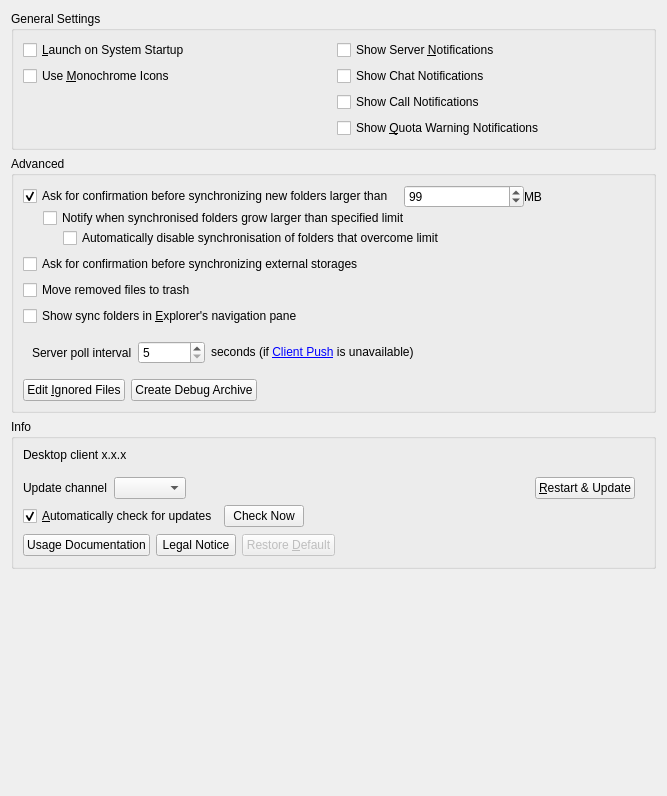
Before: the Qt Designer form src/gui/generalsettings.ui in nextcloud/desktop, drawn with Qt 5.
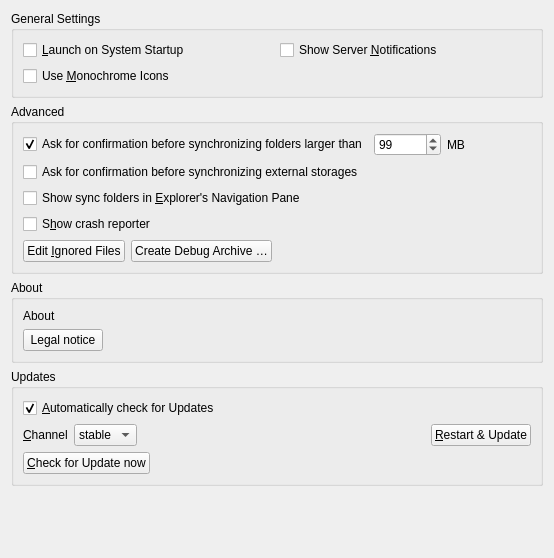
After: the same form once the commit is applied.

```diff
--- a/src/gui/generalsettings.ui
+++ b/src/gui/generalsettings.ui
@@ -6,34 +6,66 @@
    <rect>
     <x>0</x>
     <y>0</y>
-    <width>667</width>
-    <height>796</height>
+    <width>554</width>
+    <height>558</height>
    </rect>
   </property>
   <property name="windowTitle">
    <string notr="true">Form</string>
   </property>
   <layout class="QGridLayout" name="gridLayout_3">
+   <item row="2" column="0">
+    <widget class="QGroupBox" name="aboutGroupBox">
+     <property name="title">
+      <string>About</string>
+     </property>
+     <layout class="QVBoxLayout" name="verticalLayout_3">
+      <item>
+       <widget class="QLabel" name="aboutLabel">
+        <property name="sizePolicy">
+         <sizepolicy hsizetype="Preferred" vsizetype="Minimum">
+          <horstretch>0</horstretch>
+          <verstretch>0</verstretch>
+         </sizepolicy>
+        </property>
+        <property name="text">
+         <string>About</string>
+        </property>
+       </widget>
+      </item>
+      <item>
+       <layout class="QHBoxLayout" name="horizontalLayout_6">
+        <item>
+         <widget class="QPushButton" name="legalNoticeButton">
+          <property name="text">
+           <string>Legal notice</string>
+          </property>
+         </widget>
+        </item>
+        <item>
+         <spacer name="horizontalSpacer_2">
+          <property name="orientation">
+           <enum>Qt::Horizontal</enum>
+          </property>
+          <property name="sizeHint" stdset="0">
+           <size>
+            <width>40</width>
+            <height>20</height>
+           </size>
+          </property>
+         </spacer>
+        </item>
+       </layout>
+      </item>
+     </layout>
+    </widget>
+   </item>
    <item row="0" column="0">
     <widget class="QGroupBox" name="generalGroupBox">
      <property name="title">
       <string>General Settings</string>
      </property>
      <layout class="QGridLayout" name="gridLayout_2">
-      <item row="0" column="0">
-       <widget class="QCheckBox" name="autostartCheckBox">
-        <property name="text">
-         <string>&amp;Launch on System Startup</string>
-        </property>
-       </widget>
-      </item>
-      <item row="2" column="1">
-       <widget class="QCheckBox" name="callNotificationsCheckBox">
-        <property name="text">
-         <string>Show Call Notifications</string>
-        </property>
-       </widget>
-      </item>
       <item row="1" column="0">
        <widget class="QCheckBox" name="monoIconsCheckBox">
         <property name="toolTip">
@@ -44,10 +76,10 @@
         </property>
        </widget>
       </item>
-      <item row="1" column="1">
-       <widget class="QCheckBox" name="chatNotificationsCheckBox">
+      <item row="0" column="0">
+       <widget class="QCheckBox" name="autostartCheckBox">
         <property name="text">
-         <string>Show Chat Notifications</string>
+         <string>&amp;Launch on System Startup</string>
         </property>
        </widget>
       </item>
@@ -58,16 +90,124 @@
         </property>
        </widget>
       </item>
-      <item row="3" column="1">
-       <widget class="QCheckBox" name="quotaWarningNotificationsCheckBox">
+     </layout>
+    </widget>
+   </item>
+   <item row="3" column="0">
+    <widget class="QGroupBox" name="updatesGroupBox">
+     <property name="title">
+      <string>Updates</string>
+     </property>
+     <layout class="QVBoxLayout" name="verticalLayout_2">
+      <item>
+       <layout class="QHBoxLayout" name="horizontalLayout_11">
+        <item>
+         <widget class="QCheckBox" name="autoCheckForUpdatesCheckBox">
+          <property name="text">
+           <string>&amp;Automatically check for Updates</string>
+          </property>
+          <property name="checked">
+           <bool>true</bool>
+          </property>
+         </widget>
+        </item>
+       </layout>
+      </item>
+      <item>
+       <layout class="QHBoxLayout" name="horizontalLayout_2">
+        <item>
+         <widget class="QLabel" name="updateChannelLabel">
+          <property name="sizePolicy">
+           <sizepolicy hsizetype="Maximum" vsizetype="Preferred">
+            <horstretch>0</horstretch>
+            <verstretch>0</verstretch>
+           </sizepolicy>
+          </property>
+          <property name="text">
+           <string>&amp;Channel</string>
+          </property>
+          <property name="buddy">
+           <cstring>updateChannel</cstring>
+          </property>
+         </widget>
+        </item>
+        <item>
+         <widget class="QComboBox" name="updateChannel">
+          <property name="sizePolicy">
+           <sizepolicy hsizetype="Maximum" vsizetype="Fixed">
+            <horstretch>0</horstretch>
+            <verstretch>0</verstretch>
+           </sizepolicy>
+          </property>
+          <item>
+           <property name="text">
+            <string>stable</string>
+           </property>
+          </item>
+          <item>
+           <property name="text">
+            <string>beta</string>
+           </property>
+          </item>
+         </widget>
+        </item>
+        <item>
+         <widget class="QLabel" name="updateStateLabel">
+          <property name="text">
+           <string/>
+          </property>
+          <property name="wordWrap">
+           <bool>true</bool>
+          </property>
+          <property name="openExternalLinks">
+           <bool>true</bool>
+          </property>
+         </widget>
+        </item>
+        <item>
+         <widget class="QPushButton" name="restartButton">
+          <property name="sizePolicy">
+           <sizepolicy hsizetype="Maximum" vsizetype="Fixed">
+            <horstretch>0</horstretch>
+            <verstretch>0</verstretch>
+           </sizepolicy>
+          </property>
+          <property name="text">
+           <string>&amp;Restart &amp;&amp; Update</string>
+          </property>
+         </widget>
+        </item>
+       </layout>
+      </item>
+      <item>
+       <widget class="QPushButton" name="updateButton">
+        <property name="sizePolicy">
+         <sizepolicy hsizetype="Maximum" vsizetype="Fixed">
+          <horstretch>0</horstretch>
+          <verstretch>0</verstretch>
+         </sizepolicy>
+        </property>
         <property name="text">
-         <string>Show &amp;Quota Warning Notifications</string>
+         <string>&amp;Check for Update now</string>
         </property>
        </widget>
       </item>
      </layout>
     </widget>
    </item>
+   <item row="4" column="0">
+    <spacer name="verticalSpacer">
+     <property name="orientation">
+      <enum>Qt::Vertical</enum>
+     </property>
+     <property name="sizeHint" stdset="0">
+      <size>
+       <width>20</width>
+       <height>0</height>
+      </size>
+     </property>
+    </spacer>
+   </item>
    <item row="1" column="0">
     <widget class="QGroupBox" name="groupBox">
      <property name="title">
@@ -75,110 +215,46 @@
      </property>
      <layout class="QVBoxLayout" name="verticalLayout">
       <item>
-       <layout class="QVBoxLayout" name="verticalLayout_4">
-        <property name="spacing">
-         <number>0</number>
-        </property>
+       <layout class="QHBoxLayout" name="horizontalLayout_3">
         <item>
-         <layout class="QHBoxLayout" name="horizontalLayout_3">
-          <item>
-           <widget class="QCheckBox" name="newFolderLimitCheckBox">
-            <property name="text">
-             <string>Ask for confirmation before synchronizing new folders larger than</string>
-            </property>
-            <property name="checked">
-             <bool>true</bool>
-            </property>
-           </widget>
-          </item>
-          <item>
-           <spacer name="horizontalSpacer">
-            <property name="orientation">
-             <enum>Qt::Orientation::Horizontal</enum>
-            </property>
-            <property name="sizeType">
-             <enum>QSizePolicy::Policy::Fixed</enum>
-            </property>
-            <property name="sizeHint" stdset="0">
-             <size>
-              <width>10</width>
-              <height>20</height>
-             </size>
-            </property>
-           </spacer>
-          </item>
-          <item>
-           <widget class="QSpinBox" name="newFolderLimitSpinBox">
-            <property name="maximum">
-             <number>999999</number>
-            </property>
-            <property name="value">
-             <number>99</number>
-            </property>
-           </widget>
-          </item>
-          <item>
-           <widget class="QLabel" name="label">
-            <property name="text">
-             <string extracomment="Trailing part of &quot;Ask confirmation before syncing folder larger than&quot; ">MB</string>
-            </property>
-           </widget>
-          </item>
-         </layout>
+         <widget class="QCheckBox" name="newFolderLimitCheckBox">
+          <property name="text">
+           <string>Ask for confirmation before synchronizing folders larger than</string>
+          </property>
+          <property name="checked">
+           <bool>true</bool>
+          </property>
+         </widget>
         </item>
         <item>
-         <layout class="QHBoxLayout" name="horizontalLayout_5">
-          <item>
-           <spacer name="horizontalSpacer_3">
-            <property name="orientation">
-             <enum>Qt::Orientation::Horizontal</enum>
-            </property>
-            <property name="sizeType">
-             <enum>QSizePolicy::Policy::Fixed</enum>
-            </property>
-            <property name="sizeHint" stdset="0">
-             <size>
-              <width>20</width>
-              <height>20</height>
-             </size>
-            </property>
-           </spacer>
-          </item>
-          <item>
-           <widget class="QCheckBox" name="existingFolderLimitCheckBox">
-            <property name="text">
-             <string>Notify when synchronised folders grow larger than specified limit</string>
-            </property>
-           </widget>
-          </item>
-         </layout>
+         <widget class="QSpinBox" name="newFolderLimitSpinBox">
+          <property name="maximum">
+           <number>999999</number>
+          </property>
+          <property name="value">
+           <number>99</number>
+          </property>
+         </widget>
         </item>
         <item>
-         <layout class="QHBoxLayout" name="horizontalLayout">
-          <item>
-           <spacer name="horizontalSpacer_5">
-            <property name="orientation">
-             <enum>Qt::Orientation::Horizontal</enum>
-            </property>
-            <property name="sizeType">
-             <enum>QSizePolicy::Policy::Fixed</enum>
-            </property>
-            <property name="sizeHint" stdset="0">
-             <size>
-              <width>40</width>
-              <height>20</height>
-             </size>
-            </property>
-           </spacer>
-          </item>
-          <item>
-           <widget class="QCheckBox" name="stopExistingFolderNowBigSyncCheckBox">
-            <property name="text">
-             <string>Automatically disable synchronisation of folders that overcome limit</string>
-            </property>
-           </widget>
-          </item>
-         </layout>
+         <widget class="QLabel" name="label">
+          <property name="text">
+           <string extracomment="Trailing part of &quot;Ask confirmation before syncing folder larger than&quot; ">MB</string>
+          </property>
+         </widget>
+        </item>
+        <item>
+         <spacer name="horizontalSpacer_3">
+          <property name="orientation">
+           <enum>Qt::Horizontal</enum>
+          </property>
+          <property name="sizeHint" stdset="0">
+           <size>
+            <width>40</width>
+            <height>20</height>
+           </size>
+          </property>
+         </spacer>
         </item>
        </layout>
       </item>
@@ -193,82 +269,33 @@
         </item>
        </layout>
       </item>
-      <item>
-       <layout class="QHBoxLayout" name="horizontalLayout_trash">
-        <item>
-         <widget class="QCheckBox" name="moveFilesToTrashCheckBox">
-          <property name="text">
-           <string>Move removed files to trash</string>
-          </property>
-         </widget>
-        </item>
-       </layout>
-      </item>
       <item>
        <layout class="QHBoxLayout" name="horizontalLayout_10">
         <item>
          <widget class="QCheckBox" name="showInExplorerNavigationPaneCheckBox">
           <property name="text">
-           <string>Show sync folders in &amp;Explorer's navigation pane</string>
+           <string>Show sync folders in &amp;Explorer's Navigation Pane</string>
           </property>
          </widget>
         </item>
        </layout>
       </item>
       <item>
-       <widget class="QWidget" name="horizontalLayoutWidget_remotePollInterval">
-        <layout class="QHBoxLayout" name="horizontalLayout_remotePollInterval">
-         <item>
-          <widget class="QLabel" name="remotePollIntervalLabel">
-           <property name="text">
-            <string>Server poll interval</string>
-           </property>
-          </widget>
-         </item>
-         <item>
-          <widget class="QSpinBox" name="remotePollIntervalSpinBox">
-           <property name="minimum">
-            <number>5</number>
-           </property>
-           <property name="maximum">
-            <number>999999</number>
-           </property>
-           <property name="singleStep">
-            <number>1</number>
-           </property>
-          </widget>
-         </item>
-         <item>
-          <widget class="QLabel" name="labelInterval">
-           <property name="text">
-            <string>seconds (if &lt;a href=&quot;https://github.com/nextcloud/notify_push&quot;&gt;Client Push&lt;/a&gt; is unavailable)</string>
-           </property>
-           <property name="textFormat">
-            <enum>Qt::TextFormat::RichText</enum>
-           </property>
-           <property name="openExternalLinks">
-            <bool>true</bool>
-           </property>
-           <property name="textInteractionFlags">
-            <set>Qt::TextInteractionFlag::LinksAccessibleByKeyboard|Qt::TextInteractionFlag::LinksAccessibleByMouse</set>
-           </property>
-          </widget>
-         </item>
-         <item>
-          <spacer name="horizontalSpacer_remotePollInterval">
-           <property name="orientation">
-            <enum>Qt::Orientation::Horizontal</enum>
-           </property>
-           <property name="sizeHint" stdset="0">
-            <size>
-             <width>40</width>
-             <height>20</height>
-            </size>
-           </property>
-          </spacer>
-         </item>
-        </layout>
-       </widget>
+       <layout class="QHBoxLayout" name="horizontalLayout_9">
+        <item>
+         <widget class="QCheckBox" name="crashreporterCheckBox">
+          <property name="sizePolicy">
+           <sizepolicy hsizetype="MinimumExpanding" vsizetype="Fixed">
+            <horstretch>0</horstretch>
+            <verstretch>0</verstretch>
+           </sizepolicy>
+          </property>
+          <property name="text">
+           <string>S&amp;how crash reporter</string>
+          </property>
+         </widget>
+        </item>
+       </layout>
       </item>
       <item>
        <layout class="QHBoxLayout" name="horizontalLayout_4">
@@ -282,14 +309,14 @@
         <item>
          <widget class="QPushButton" name="debugArchiveButton">
           <property name="text">
-           <string>Create Debug Archive</string>
+           <string>Create Debug Archive …</string>
           </property>
          </widget>
         </item>
         <item>
          <spacer name="horizontalSpacer_4">
           <property name="orientation">
-           <enum>Qt::Orientation::Horizontal</enum>
+           <enum>Qt::Horizontal</enum>
           </property>
           <property name="sizeHint" stdset="0">
            <size>
@@ -304,196 +331,6 @@
      </layout>
     </widget>
    </item>
-   <item row="2" column="0">
-    <widget class="QGroupBox" name="aboutAndUpdatesGroupBox">
-     <property name="title">
-      <string>Info</string>
-     </property>
-     <layout class="QVBoxLayout" name="verticalLayout_3">
-      <property name="bottomMargin">
-       <number>10</number>
-      </property>
-      <item>
-       <widget class="QLabel" name="infoAndUpdatesLabel">
-        <property name="sizePolicy">
-         <sizepolicy hsizetype="Preferred" vsizetype="Minimum">
-          <horstretch>0</horstretch>
-          <verstretch>0</verstretch>
-         </sizepolicy>
-        </property>
-        <property name="text">
-         <string>Desktop client x.x.x</string>
-        </property>
-       </widget>
-      </item>
-      <item>
-       <widget class="QFrame" name="updatesContainer">
-        <layout class="QVBoxLayout" name="updatesLayout">
-         <property name="leftMargin">
-          <number>0</number>
-         </property>
-         <property name="bottomMargin">
-          <number>1</number>
-         </property>
-         <item>
-          <layout class="QHBoxLayout" name="updatesLayout_1">
-           <item>
-            <widget class="QLabel" name="updateChannelLabel">
-             <property name="sizePolicy">
-              <sizepolicy hsizetype="Maximum" vsizetype="Preferred">
-               <horstretch>0</horstretch>
-               <verstretch>0</verstretch>
-              </sizepolicy>
-             </property>
-             <property name="text">
-              <string>Update channel</string>
-             </property>
-            </widget>
-           </item>
-           <item>
-            <widget class="QComboBox" name="updateChannel">
-             <property name="sizePolicy">
-              <sizepolicy hsizetype="Maximum" vsizetype="Fixed">
-               <horstretch>0</horstretch>
-               <verstretch>0</verstretch>
-              </sizepolicy>
-             </property>
-            </widget>
-           </item>
-           <item>
-            <widget class="QLabel" name="updateStateLabel">
-             <property name="text">
-              <string/>
-             </property>
-             <property name="wordWrap">
-              <bool>true</bool>
-             </property>
-             <property name="openExternalLinks">
-              <bool>true</bool>
-             </property>
-            </widget>
-           </item>
-           <item>
-            <widget class="QPushButton" name="restartButton">
-             <property name="sizePolicy">
-              <sizepolicy hsizetype="Maximum" vsizetype="Fixed">
-               <horstretch>0</horstretch>
-               <verstretch>0</verstretch>
-              </sizepolicy>
-             </property>
-             <property name="text">
-              <string>&amp;Restart &amp;&amp; Update</string>
-             </property>
-            </widget>
-           </item>
-          </layout>
-         </item>
-         <item>
-          <layout class="QHBoxLayout" name="updatesLayout_2">
-           <item>
-            <widget class="QCheckBox" name="autoCheckForUpdatesCheckBox">
-             <property name="sizePolicy">
-              <sizepolicy hsizetype="Minimum" vsizetype="Fixed">
-               <horstretch>0</horstretch>
-               <verstretch>0</verstretch>
-              </sizepolicy>
-             </property>
-             <property name="text">
-              <string>&amp;Automatically check for updates</string>
-             </property>
-             <property name="checked">
-              <bool>true</bool>
-             </property>
-            </widget>
-           </item>
-           <item>
-            <widget class="QPushButton" name="updateButton">
-             <property name="sizePolicy">
-              <sizepolicy hsizetype="Maximum" vsizetype="Fixed">
-               <horstretch>0</horstretch>
-               <verstretch>0</verstretch>
-              </sizepolicy>
-             </property>
-             <property name="text">
-              <string>Check Now</string>
-             </property>
-            </widget>
-           </item>
-           <item>
-            <spacer name="horizontalSpacer_6">
-             <property name="orientation">
-              <enum>Qt::Orientation::Horizontal</enum>
-             </property>
-             <property name="sizeHint" stdset="0">
-              <size>
-               <width>40</width>
-               <height>20</height>
-              </size>
-             </property>
-            </spacer>
-           </item>
-          </layout>
-         </item>
-        </layout>
-       </widget>
-      </item>
-      <item>
-       <layout class="QHBoxLayout" name="infoContainer">
-        <item>
-         <widget class="QPushButton" name="usageDocumentationButton">
-          <property name="text">
-           <string>Usage Documentation</string>
-          </property>
-         </widget>
-        </item>
-        <item>
-         <widget class="QPushButton" name="legalNoticeButton">
-          <property name="text">
-           <string>Legal Notice</string>
-          </property>
-         </widget>
-        </item>
-        <item>
-         <widget class="QPushButton" name="restoreUpdateChannelButton">
-          <property name="enabled">
-           <bool>false</bool>
-          </property>
-          <property name="text">
-           <string>Restore &amp;Default</string>
-          </property>
-         </widget>
-        </item>
-        <item>
-         <spacer name="horizontalSpacer_2">
-          <property name="orientation">
-           <enum>Qt::Orientation::Horizontal</enum>
-          </property>
-          <property name="sizeHint" stdset="0">
-           <size>
-            <width>40</width>
-            <height>20</height>
-           </size>
-          </property>
-         </spacer>
-        </item>
-       </layout>
-      </item>
-     </layout>
-    </widget>
-   </item>
-   <item row="4" column="0">
-    <spacer name="verticalSpacer">
-     <property name="orientation">
-      <enum>Qt::Orientation::Vertical</enum>
-     </property>
-     <property name="sizeHint" stdset="0">
-      <size>
-       <width>20</width>
-       <height>0</height>
-      </size>
-     </property>
-    </spacer>
-   </item>
   </layout>
  </widget>
  <tabstops>
```
Left out of the diff: 3 changed lines with no effect on the pictures.
